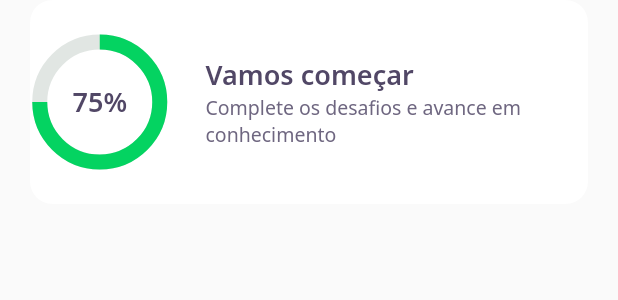
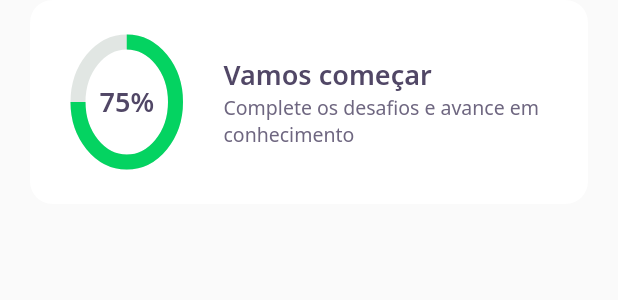
Before and after one commit to Pedroor/Flutter-Projects, a Flutter app: the ScoreCardWidget widget shown alone on an empty page, opened directly, on a phone screen of 412 x 824 dp. Shown: the top 300 px of the screen. Run offline on Flutter 3.47's test engine with Material 2 defaults, Android fonts, the phone set to English and light mode, and no system bars; our stand-ins replace google_fonts.

```diff
--- a/devquiz/lib/home/widgets/chart/chart_widget.dart
+++ b/devquiz/lib/home/widgets/chart/chart_widget.dart
@@ -7,7 +7,9 @@ class ChartWidget extends StatelessWidget {
 
   @override
   Widget build(BuildContext context) {
-    return Container(
+    return Padding(
+      padding: const EdgeInsets.all(8.0),
+      child: Container(
         height: 80,
         width: 80,
         child: Stack(
@@ -27,6 +29,7 @@ class ChartWidget extends StatelessWidget {
             Center(child: Text("75%", style: AppTextStyles.heading))
           ],
         ),
+      ),
     );
   }
 }
--- a/devquiz/lib/home/widgets/score_card/score_card_widget.dart
+++ b/devquiz/lib/home/widgets/score_card/score_card_widget.dart
@@ -17,6 +17,8 @@ class ScoreCardWidget extends StatelessWidget {
           color: AppColors.white,
           borderRadius: BorderRadius.circular(15)
         ),
+        child: Padding(
+          padding: const EdgeInsets.symmetric(horizontal: 24),
           child: Row(
             crossAxisAlignment: CrossAxisAlignment.center,
       children: [
@@ -41,6 +43,7 @@ class ScoreCardWidget extends StatelessWidget {
             )
           ],),
         ),
+      ),
     );
   }
 }
```
Also changed, not shown: devquiz/lib/home/widgets/level_button/level_button_widget.dart (added). Lines whose indentation alone changed are shown as unchanged.
